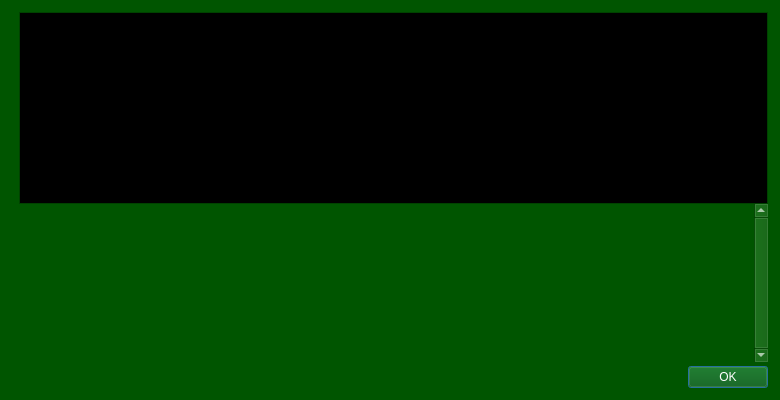
xviicoin-project/xviicoin, file src/qt/forms/helpmessagedialog.ui: the form before one commit.
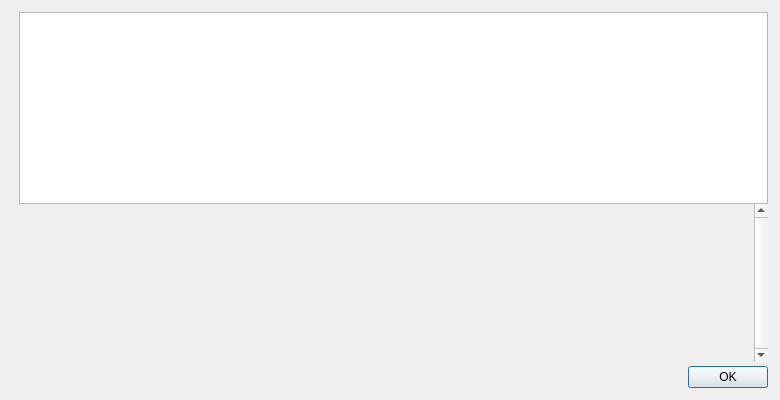
The form after the commit. Icons and pictures are not drawn.

The edit to the form file:
```diff
--- a/src/qt/forms/helpmessagedialog.ui
+++ b/src/qt/forms/helpmessagedialog.ui
@@ -10,448 +10,6 @@
     <height>400</height>
    </rect>
   </property>
-  <property name="palette">
-   <palette>
-    <active>
-     <colorrole role="WindowText">
-      <brush brushstyle="SolidPattern">
-       <color alpha="255">
-        <red>255</red>
-        <green>255</green>
-        <blue>255</blue>
-       </color>
-      </brush>
-     </colorrole>
-     <colorrole role="Button">
-      <brush brushstyle="SolidPattern">
-       <color alpha="255">
-        <red>0</red>
-        <green>85</green>
-        <blue>0</blue>
-       </color>
-      </brush>
-     </colorrole>
-     <colorrole role="Light">
-      <brush brushstyle="SolidPattern">
-       <color alpha="255">
-        <red>0</red>
-        <green>127</green>
-        <blue>0</blue>
-       </color>
-      </brush>
-     </colorrole>
-     <colorrole role="Midlight">
-      <brush brushstyle="SolidPattern">
-       <color alpha="255">
-        <red>0</red>
-        <green>106</green>
-        <blue>0</blue>
-       </color>
-      </brush>
-     </colorrole>
-     <colorrole role="Dark">
-      <brush brushstyle="SolidPattern">
-       <color alpha="255">
-        <red>0</red>
-        <green>42</green>
-        <blue>0</blue>
-       </color>
-      </brush>
-     </colorrole>
-     <colorrole role="Mid">
-      <brush brushstyle="SolidPattern">
-       <color alpha="255">
-        <red>0</red>
-        <green>56</green>
-        <blue>0</blue>
-       </color>
-      </brush>
-     </colorrole>
-     <colorrole role="Text">
-      <brush brushstyle="SolidPattern">
-       <color alpha="255">
-        <red>255</red>
-        <green>255</green>
-        <blue>255</blue>
-       </color>
-      </brush>
-     </colorrole>
-     <colorrole role="BrightText">
-      <brush brushstyle="SolidPattern">
-       <color alpha="255">
-        <red>255</red>
-        <green>255</green>
-        <blue>255</blue>
-       </color>
-      </brush>
-     </colorrole>
-     <colorrole role="ButtonText">
-      <brush brushstyle="SolidPattern">
-       <color alpha="255">
-        <red>255</red>
-        <green>255</green>
-        <blue>255</blue>
-       </color>
-      </brush>
-     </colorrole>
-     <colorrole role="Base">
-      <brush brushstyle="SolidPattern">
-       <color alpha="255">
-        <red>0</red>
-        <green>0</green>
-        <blue>0</blue>
-       </color>
-      </brush>
-     </colorrole>
-     <colorrole role="Window">
-      <brush brushstyle="SolidPattern">
-       <color alpha="255">
-        <red>0</red>
-        <green>85</green>
-        <blue>0</blue>
-       </color>
-      </brush>
-     </colorrole>
-     <colorrole role="Shadow">
-      <brush brushstyle="SolidPattern">
-       <color alpha="255">
-        <red>0</red>
-        <green>0</green>
-        <blue>0</blue>
-       </color>
-      </brush>
-     </colorrole>
-     <colorrole role="AlternateBase">
-      <brush brushstyle="SolidPattern">
-       <color alpha="255">
-        <red>0</red>
-        <green>42</green>
-        <blue>0</blue>
-       </color>
-      </brush>
-     </colorrole>
-     <colorrole role="ToolTipBase">
-      <brush brushstyle="SolidPattern">
-       <color alpha="255">
-        <red>255</red>
-        <green>255</green>
-        <blue>220</blue>
-       </color>
-      </brush>
-     </colorrole>
-     <colorrole role="ToolTipText">
-      <brush brushstyle="SolidPattern">
-       <color alpha="255">
-        <red>0</red>
-        <green>0</green>
-        <blue>0</blue>
-       </color>
-      </brush>
-     </colorrole>
-     <colorrole role="PlaceholderText">
-      <brush brushstyle="SolidPattern">
-       <color alpha="128">
-        <red>255</red>
-        <green>255</green>
-        <blue>255</blue>
-       </color>
-      </brush>
-     </colorrole>
-    </active>
-    <inactive>
-     <colorrole role="WindowText">
-      <brush brushstyle="SolidPattern">
-       <color alpha="255">
-        <red>255</red>
-        <green>255</green>
-        <blue>255</blue>
-       </color>
-      </brush>
-     </colorrole>
-     <colorrole role="Button">
-      <brush brushstyle="SolidPattern">
-       <color alpha="255">
-        <red>0</red>
-        <green>85</green>
-        <blue>0</blue>
-       </color>
-      </brush>
-     </colorrole>
-     <colorrole role="Light">
-      <brush brushstyle="SolidPattern">
-       <color alpha="255">
-        <red>0</red>
-        <green>127</green>
-        <blue>0</blue>
-       </color>
-      </brush>
-     </colorrole>
-     <colorrole role="Midlight">
-      <brush brushstyle="SolidPattern">
-       <color alpha="255">
-        <red>0</red>
-        <green>106</green>
-        <blue>0</blue>
-       </color>
-      </brush>
-     </colorrole>
-     <colorrole role="Dark">
-      <brush brushstyle="SolidPattern">
-       <color alpha="255">
-        <red>0</red>
-        <green>42</green>
-        <blue>0</blue>
-       </color>
-      </brush>
-     </colorrole>
-     <colorrole role="Mid">
-      <brush brushstyle="SolidPattern">
-       <color alpha="255">
-        <red>0</red>
-        <green>56</green>
-        <blue>0</blue>
-       </color>
-      </brush>
-     </colorrole>
-     <colorrole role="Text">
-      <brush brushstyle="SolidPattern">
-       <color alpha="255">
-        <red>255</red>
-        <green>255</green>
-        <blue>255</blue>
-       </color>
-      </brush>
-     </colorrole>
-     <colorrole role="BrightText">
-      <brush brushstyle="SolidPattern">
-       <color alpha="255">
-        <red>255</red>
-        <green>255</green>
-        <blue>255</blue>
-       </color>
-      </brush>
-     </colorrole>
-     <colorrole role="ButtonText">
-      <brush brushstyle="SolidPattern">
-       <color alpha="255">
-        <red>255</red>
-        <green>255</green>
-        <blue>255</blue>
-       </color>
-      </brush>
-     </colorrole>
-     <colorrole role="Base">
-      <brush brushstyle="SolidPattern">
-       <color alpha="255">
-        <red>0</red>
-        <green>0</green>
-        <blue>0</blue>
-       </color>
-      </brush>
-     </colorrole>
-     <colorrole role="Window">
-      <brush brushstyle="SolidPattern">
-       <color alpha="255">
-        <red>0</red>
-        <green>85</green>
-        <blue>0</blue>
-       </color>
-      </brush>
-     </colorrole>
-     <colorrole role="Shadow">
-      <brush brushstyle="SolidPattern">
-       <color alpha="255">
-        <red>0</red>
-        <green>0</green>
-        <blue>0</blue>
-       </color>
-      </brush>
-     </colorrole>
-     <colorrole role="AlternateBase">
-      <brush brushstyle="SolidPattern">
-       <color alpha="255">
-        <red>0</red>
-        <green>42</green>
-        <blue>0</blue>
-       </color>
-      </brush>
-     </colorrole>
-     <colorrole role="ToolTipBase">
-      <brush brushstyle="SolidPattern">
-       <color alpha="255">
-        <red>255</red>
-        <green>255</green>
-        <blue>220</blue>
-       </color>
-      </brush>
-     </colorrole>
-     <colorrole role="ToolTipText">
-      <brush brushstyle="SolidPattern">
-       <color alpha="255">
-        <red>0</red>
-        <green>0</green>
-        <blue>0</blue>
-       </color>
-      </brush>
-     </colorrole>
-     <colorrole role="PlaceholderText">
-      <brush brushstyle="SolidPattern">
-       <color alpha="128">
-        <red>255</red>
-        <green>255</green>
-        <blue>255</blue>
-       </color>
-      </brush>
-     </colorrole>
-    </inactive>
-    <disabled>
-     <colorrole role="WindowText">
-      <brush brushstyle="SolidPattern">
-       <color alpha="255">
-        <red>0</red>
-        <green>42</green>
-        <blue>0</blue>
-       </color>
-      </brush>
-     </colorrole>
-     <colorrole role="Button">
-      <brush brushstyle="SolidPattern">
-       <color alpha="255">
-        <red>0</red>
-        <green>85</green>
-        <blue>0</blue>
-       </color>
-      </brush>
-     </colorrole>
-     <colorrole role="Light">
-      <brush brushstyle="SolidPattern">
-       <color alpha="255">
-        <red>0</red>
-        <green>127</green>
-        <blue>0</blue>
-       </color>
-      </brush>
-     </colorrole>
-     <colorrole role="Midlight">
-      <brush brushstyle="SolidPattern">
-       <color alpha="255">
-        <red>0</red>
-        <green>106</green>
-        <blue>0</blue>
-       </color>
-      </brush>
-     </colorrole>
-     <colorrole role="Dark">
-      <brush brushstyle="SolidPattern">
-       <color alpha="255">
-        <red>0</red>
-        <green>42</green>
-        <blue>0</blue>
-       </color>
-      </brush>
-     </colorrole>
-     <colorrole role="Mid">
-      <brush brushstyle="SolidPattern">
-       <color alpha="255">
-        <red>0</red>
-        <green>56</green>
-        <blue>0</blue>
-       </color>
-      </brush>
-     </colorrole>
-     <colorrole role="Text">
-      <brush brushstyle="SolidPattern">
-       <color alpha="255">
-        <red>0</red>
-        <green>42</green>
-        <blue>0</blue>
-       </color>
-      </brush>
-     </colorrole>
-     <colorrole role="BrightText">
-      <brush brushstyle="SolidPattern">
-       <color alpha="255">
-        <red>255</red>
-        <green>255</green>
-        <blue>255</blue>
-       </color>
-      </brush>
-     </colorrole>
-     <colorrole role="ButtonText">
-      <brush brushstyle="SolidPattern">
-       <color alpha="255">
-        <red>0</red>
-        <green>42</green>
-        <blue>0</blue>
-       </color>
-      </brush>
-     </colorrole>
-     <colorrole role="Base">
-      <brush brushstyle="SolidPattern">
-       <color alpha="255">
-        <red>0</red>
-        <green>85</green>
-        <blue>0</blue>
-       </color>
-      </brush>
-     </colorrole>
-     <colorrole role="Window">
-      <brush brushstyle="SolidPattern">
-       <color alpha="255">
-        <red>0</red>
-        <green>85</green>
-        <blue>0</blue>
-       </color>
-      </brush>
-     </colorrole>
-     <colorrole role="Shadow">
-      <brush brushstyle="SolidPattern">
-       <color alpha="255">
-        <red>0</red>
-        <green>0</green>
-        <blue>0</blue>
-       </color>
-      </brush>
-     </colorrole>
-     <colorrole role="AlternateBase">
-      <brush brushstyle="SolidPattern">
-       <color alpha="255">
-        <red>0</red>
-        <green>85</green>
-        <blue>0</blue>
-       </color>
-      </brush>
-     </colorrole>
-     <colorrole role="ToolTipBase">
-      <brush brushstyle="SolidPattern">
-       <color alpha="255">
-        <red>255</red>
-        <green>255</green>
-        <blue>220</blue>
-       </color>
-      </brush>
-     </colorrole>
-     <colorrole role="ToolTipText">
-      <brush brushstyle="SolidPattern">
-       <color alpha="255">
-        <red>0</red>
-        <green>0</green>
-        <blue>0</blue>
-       </color>
-      </brush>
-     </colorrole>
-     <colorrole role="PlaceholderText">
-      <brush brushstyle="SolidPattern">
-       <color alpha="128">
-        <red>255</red>
-        <green>255</green>
-        <blue>255</blue>
-       </color>
-      </brush>
-     </colorrole>
-    </disabled>
-   </palette>
-  </property>
   <layout class="QHBoxLayout" name="horizontalLayout_2">
    <property name="spacing">
     <number>0</number>
@@ -537,14 +95,6 @@
         <bool>true</bool>
        </property>
        <widget class="QWidget" name="scrollAreaWidgetContents">
-        <property name="geometry">
-         <rect>
-          <x>0</x>
-          <y>0</y>
-          <width>635</width>
-          <height>137</height>
-         </rect>
-        </property>
         <layout class="QVBoxLayout" name="verticalLayout_2">
          <item>
           <widget class="QLabel" name="aboutMessage">
```
Left out of the diff: 2 changed lines with no effect on the pictures.
